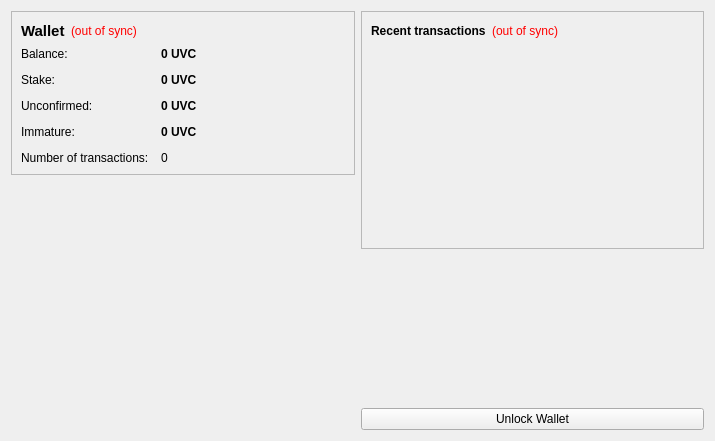
ProjectUniversityCoin/UniversityCoin, file src/qt/forms/overviewpage.ui: the form before one commit.
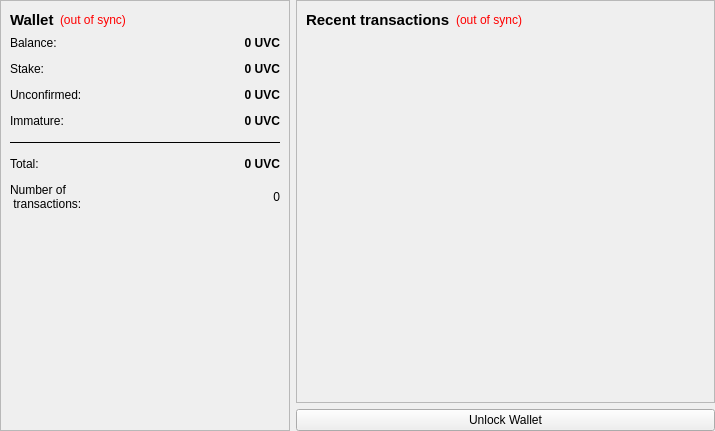
The form after the commit. Icons and pictures are not drawn.

```diff
--- a/src/qt/forms/overviewpage.ui
+++ b/src/qt/forms/overviewpage.ui
@@ -7,17 +7,39 @@
     <x>0</x>
     <y>0</y>
     <width>715</width>
-    <height>441</height>
+    <height>431</height>
    </rect>
   </property>
   <property name="windowTitle">
    <string>Form</string>
   </property>
-  <layout class="QHBoxLayout" name="horizontalLayout" stretch="1,1">
-   <item>
-    <layout class="QVBoxLayout" name="verticalLayout_2">
-     <item>
+  <layout class="QGridLayout" name="gridLayout">
+   <property name="leftMargin">
+    <number>0</number>
+   </property>
+   <property name="topMargin">
+    <number>0</number>
+   </property>
+   <property name="rightMargin">
+    <number>0</number>
+   </property>
+   <property name="bottomMargin">
+    <number>0</number>
+   </property>
+   <item row="0" column="0">
       <widget class="QFrame" name="frame">
+     <property name="sizePolicy">
+      <sizepolicy hsizetype="Fixed" vsizetype="Expanding">
+       <horstretch>0</horstretch>
+       <verstretch>0</verstretch>
+      </sizepolicy>
+     </property>
+     <property name="minimumSize">
+      <size>
+       <width>290</width>
+       <height>0</height>
+      </size>
+     </property>
        <property name="frameShape">
         <enum>QFrame::StyledPanel</enum>
        </property>
@@ -27,22 +49,42 @@
        <layout class="QVBoxLayout" name="verticalLayout_4">
         <item>
          <layout class="QHBoxLayout" name="horizontalLayout_4">
+        <property name="sizeConstraint">
+         <enum>QLayout::SetMinimumSize</enum>
+        </property>
           <item>
-           <widget class="QLabel" name="label_5">
+         <widget class="QLabel" name="labelWalletTitle">
+          <property name="sizePolicy">
+           <sizepolicy hsizetype="Fixed" vsizetype="Fixed">
+            <horstretch>0</horstretch>
+            <verstretch>0</verstretch>
+           </sizepolicy>
+          </property>
             <property name="font">
              <font>
+            <family>Ubuntu</family>
               <pointsize>11</pointsize>
-              <weight>75</weight>
-              <bold>true</bold>
+            <weight>50</weight>
+            <italic>false</italic>
+            <bold>false</bold>
+            <underline>false</underline>
              </font>
             </property>
             <property name="text">
-             <string>Wallet</string>
+           <string>&lt;b&gt;Wallet&lt;/b&gt;</string>
+          </property>
+          <property name="scaledContents">
+           <bool>false</bool>
             </property>
            </widget>
           </item>
           <item>
            <widget class="QLabel" name="labelWalletStatus">
+          <property name="font">
+           <font>
+            <kerning>true</kerning>
+           </font>
+          </property>
             <property name="toolTip">
              <string>The displayed information may be out of date. Your wallet automatically synchronizes with the UniversityCoin network after a connection is established, but this process has not completed yet.</string>
             </property>
@@ -92,6 +134,12 @@
           </item>
           <item row="0" column="1">
            <widget class="QLabel" name="labelBalance">
+          <property name="minimumSize">
+           <size>
+            <width>100</width>
+            <height>0</height>
+           </size>
+          </property>
             <property name="font">
              <font>
               <weight>75</weight>
@@ -107,6 +155,9 @@
             <property name="text">
              <string notr="true">0 UVC</string>
             </property>
+          <property name="alignment">
+           <set>Qt::AlignRight|Qt::AlignTrailing|Qt::AlignVCenter</set>
+          </property>
             <property name="textInteractionFlags">
              <set>Qt::LinksAccessibleByMouse|Qt::TextSelectableByKeyboard|Qt::TextSelectableByMouse</set>
             </property>
@@ -136,6 +187,9 @@
             <property name="text">
              <string notr="true">0 UVC</string>
             </property>
+          <property name="alignment">
+           <set>Qt::AlignRight|Qt::AlignTrailing|Qt::AlignVCenter</set>
+          </property>
             <property name="textInteractionFlags">
              <set>Qt::LinksAccessibleByMouse|Qt::TextSelectableByKeyboard|Qt::TextSelectableByMouse</set>
             </property>
@@ -165,6 +219,9 @@
             <property name="text">
              <string notr="true">0 UVC</string>
             </property>
+          <property name="alignment">
+           <set>Qt::AlignRight|Qt::AlignTrailing|Qt::AlignVCenter</set>
+          </property>
             <property name="textInteractionFlags">
              <set>Qt::LinksAccessibleByMouse|Qt::TextSelectableByKeyboard|Qt::TextSelectableByMouse</set>
             </property>
@@ -191,19 +248,61 @@
             <property name="text">
              <string notr="true">0 UVC</string>
             </property>
+          <property name="alignment">
+           <set>Qt::AlignRight|Qt::AlignTrailing|Qt::AlignVCenter</set>
+          </property>
             <property name="textInteractionFlags">
              <set>Qt::LinksAccessibleByMouse|Qt::TextSelectableByKeyboard|Qt::TextSelectableByMouse</set>
             </property>
            </widget>
           </item>
-          <item row="4" column="0">
-           <widget class="QLabel" name="label_2">
+        <item row="5" column="0">
+         <widget class="QLabel" name="labelTotalText">
             <property name="text">
-             <string>Number of transactions:</string>
+           <string>Total:</string>
             </property>
            </widget>
           </item>
-          <item row="4" column="1">
+        <item row="5" column="1">
+         <widget class="QLabel" name="labelTotal">
+          <property name="font">
+           <font>
+            <weight>75</weight>
+            <bold>true</bold>
+           </font>
+          </property>
+          <property name="toolTip">
+           <string>Mined balance that has not yet matured</string>
+          </property>
+          <property name="text">
+           <string notr="true">0 UVC</string>
+          </property>
+          <property name="alignment">
+           <set>Qt::AlignRight|Qt::AlignTrailing|Qt::AlignVCenter</set>
+          </property>
+          <property name="textInteractionFlags">
+           <set>Qt::LinksAccessibleByMouse|Qt::TextSelectableByKeyboard|Qt::TextSelectableByMouse</set>
+          </property>
+         </widget>
+        </item>
+        <item row="6" column="0">
+         <widget class="QLabel" name="labelNumberOfTransactionsText">
+          <property name="maximumSize">
+           <size>
+            <width>200</width>
+            <height>16777215</height>
+           </size>
+          </property>
+          <property name="text">
+           <string>Number of
+ transactions:</string>
+          </property>
+          <property name="wordWrap">
+           <bool>true</bool>
+          </property>
+         </widget>
+        </item>
+        <item row="6" column="1">
            <widget class="QLabel" name="labelNumTransactions">
             <property name="toolTip">
              <string>Total number of transactions in wallet</string>
@@ -211,12 +310,34 @@
             <property name="text">
              <string notr="true">0</string>
             </property>
-           </widget>
-          </item>
-         </layout>
+          <property name="alignment">
+           <set>Qt::AlignRight|Qt::AlignTrailing|Qt::AlignVCenter</set>
+          </property>
+         </widget>
+        </item>
+        <item row="4" column="0" colspan="2">
+         <widget class="Line" name="line">
+          <property name="sizePolicy">
+           <sizepolicy hsizetype="Expanding" vsizetype="Maximum">
+            <horstretch>0</horstretch>
+            <verstretch>0</verstretch>
+           </sizepolicy>
+          </property>
+          <property name="minimumSize">
+           <size>
+            <width>200</width>
+            <height>5</height>
+           </size>
+          </property>
+          <property name="frameShadow">
+           <enum>QFrame::Plain</enum>
+          </property>
+          <property name="orientation">
+           <enum>Qt::Horizontal</enum>
+          </property>
+         </widget>
         </item>
        </layout>
-      </widget>
      </item>
      <item>
       <spacer name="verticalSpacer">
@@ -231,31 +352,31 @@
        </property>
       </spacer>
      </item>
-     <item>
-      <widget class="QLabel" name="label_6">
-       <property name="text">
-        <string/>
-       </property>
-       <property name="pixmap">
-        <pixmap resource="../bitcoin.qrc">:/images/backg</pixmap>
-       </property>
-       <property name="scaledContents">
-        <bool>false</bool>
-       </property>
-       <property name="alignment">
-        <set>Qt::AlignCenter</set>
-       </property>
-       <property name="margin">
-        <number>-2</number>
-       </property>
-      </widget>
-     </item>
-    </layout>
+     </layout>
+    </widget>
    </item>
-   <item>
+   <item row="0" column="1">
     <layout class="QVBoxLayout" name="verticalLayout_3">
+     <property name="sizeConstraint">
+      <enum>QLayout::SetDefaultConstraint</enum>
+     </property>
+     <property name="rightMargin">
+      <number>0</number>
+     </property>
      <item>
       <widget class="QFrame" name="frame_2">
+       <property name="sizePolicy">
+        <sizepolicy hsizetype="Preferred" vsizetype="Expanding">
+         <horstretch>0</horstretch>
+         <verstretch>0</verstretch>
+        </sizepolicy>
+       </property>
+       <property name="font">
+        <font>
+         <weight>50</weight>
+         <bold>false</bold>
+        </font>
+       </property>
        <property name="frameShape">
         <enum>QFrame::StyledPanel</enum>
        </property>
@@ -267,6 +388,14 @@
          <layout class="QHBoxLayout" name="horizontalLayout_2">
           <item>
            <widget class="QLabel" name="label_4">
+            <property name="font">
+             <font>
+              <family>Ubuntu</family>
+              <pointsize>11</pointsize>
+              <weight>75</weight>
+              <bold>true</bold>
+             </font>
+            </property>
             <property name="text">
              <string>&lt;b&gt;Recent transactions&lt;/b&gt;</string>
             </property>
@@ -305,6 +434,12 @@
         </item>
         <item>
          <widget class="QListView" name="listTransactions">
+          <property name="maximumSize">
+           <size>
+            <width>16777215</width>
+            <height>16777215</height>
+           </size>
+          </property>
           <property name="styleSheet">
            <string notr="true">QListView { background: transparent; }</string>
           </property>
@@ -325,19 +460,6 @@
        </layout>
       </widget>
      </item>
-     <item>
-      <spacer name="verticalSpacer_2">
-       <property name="orientation">
-        <enum>Qt::Vertical</enum>
-       </property>
-       <property name="sizeHint" stdset="0">
-        <size>
-         <width>20</width>
-         <height>40</height>
-        </size>
-       </property>
-      </spacer>
-     </item>
      <item>
       <widget class="QPushButton" name="unlockWalletButton">
        <property name="text">
```
Left out of the diff: 8 changed lines with no effect on the pictures. Lines whose indentation alone changed are shown as unchanged.
